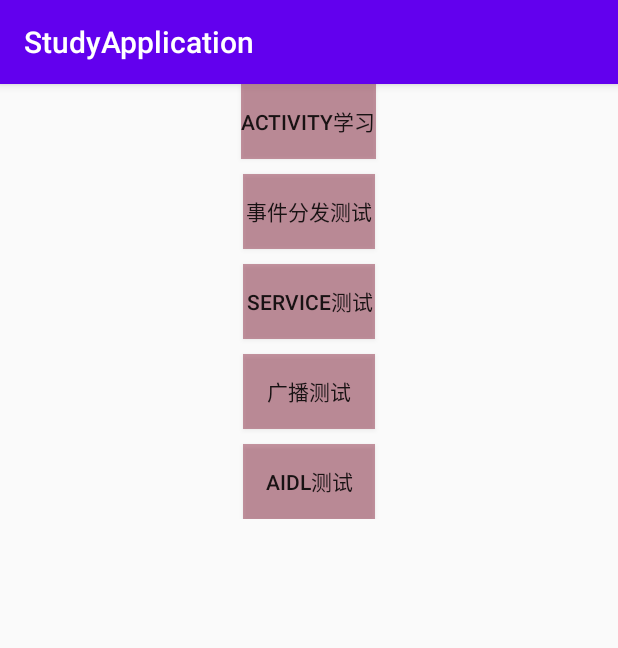
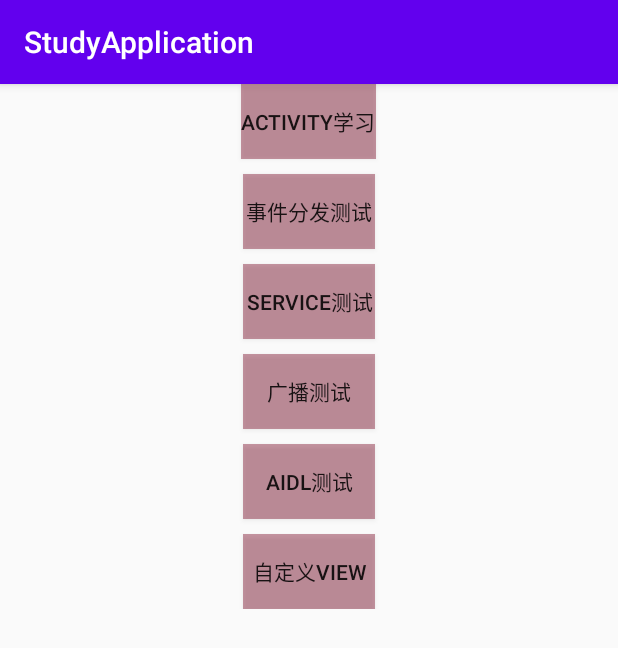
Before and after one commit to baobeinet521/MineStudy, an Android app: the screen it shows after launch (MainActivity), on a phone screen of 412 x 824 dp. Shown: the top 648 px of the screen. Run offline under Robolectric (Android 15) with nearby library versions, the phone set to English and light mode, and no system bars.

Commit message:
自定义一个简单的View

```diff
--- a/app/src/main/AndroidManifest.xml
+++ b/app/src/main/AndroidManifest.xml
@@ -38,6 +38,7 @@
 
         <activity android:name=".activity.BookManagerActivity"
             android:process=":remote" />
+        <activity android:name=".activity.DrawViewActivity"/>
 
         <!--  service      -->
         <service android:name=".service.IntentServiceTest"
--- a/app/src/main/java/com/zd/study/activity/MainActivity.java
+++ b/app/src/main/java/com/zd/study/activity/MainActivity.java
@@ -25,6 +25,7 @@ public class MainActivity extends AppCompatActivity implements View.OnClickListe
     private Button mServiceTestBtn;
     private Button mBroadcastReceiverBtn;
     private Button mAIDLBtn;
+    private Button mDrawBtn;
     @Override
     protected void onCreate(Bundle savedInstanceState) {
         super.onCreate(savedInstanceState);
@@ -40,6 +41,8 @@ public class MainActivity extends AppCompatActivity implements View.OnClickListe
         mBroadcastReceiverBtn.setOnClickListener(this);
         mAIDLBtn = findViewById(R.id.aidl_test_btn);
         mAIDLBtn.setOnClickListener(this);
+        mDrawBtn = findViewById(R.id.draw_view_test_btn);
+        mDrawBtn.setOnClickListener(this);
     }
 
 
@@ -73,6 +76,9 @@ public class MainActivity extends AppCompatActivity implements View.OnClickListe
                 break;
             case R.id.aidl_test_btn:
                 intent.setClass(this, BookManagerActivity.class);
+                break;
+            case R.id.draw_view_test_btn:
+                intent.setClass(this, DrawViewActivity.class);
                 break;
         }
         startActivity(intent);
--- a/app/src/main/res/layout/activity_main.xml
+++ b/app/src/main/res/layout/activity_main.xml
@@ -55,6 +55,14 @@
                 android:layout_marginTop="10dp"
                 android:text="AIDL测试"
                 android:background="#6778001f"/>
+
+            <Button
+                android:id="@+id/draw_view_test_btn"
+                android:layout_width="wrap_content"
+                android:layout_height="50dp"
+                android:layout_marginTop="10dp"
+                android:text="自定义View"
+                android:background="#6778001f"/>
         </LinearLayout>
 
 
--- /dev/null
+++ b/app/src/main/res/values/attrs.xml
@@ -0,0 +1,6 @@
+<?xml version="1.0" encoding="utf-8"?>
+<resources>
+    <declare-styleable name="CircleView">
+        <attr name="circle_color" format="color"/>
+    </declare-styleable>
+</resources>
```
Also changed, not shown: app/src/main/java/com/zd/study/activity/DrawViewActivity.java (added, +16 -0 lines), app/src/main/java/com/zd/study/viewdraw/CircleView.java (added, +74 -0 lines), app/src/main/res/layout/draw_circle_layout.xml (added, +20 -0 lines).
